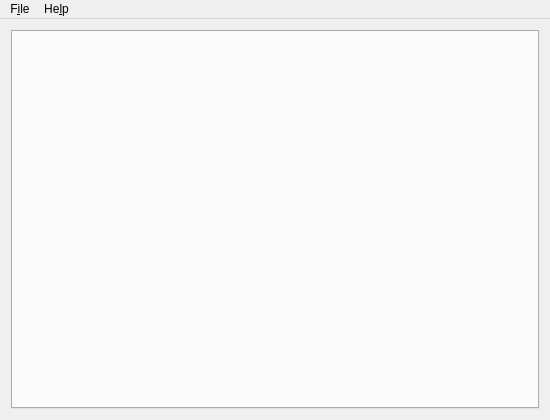
Old version of the form mainwindow.ui in the repository Tunous/KanaNotes.
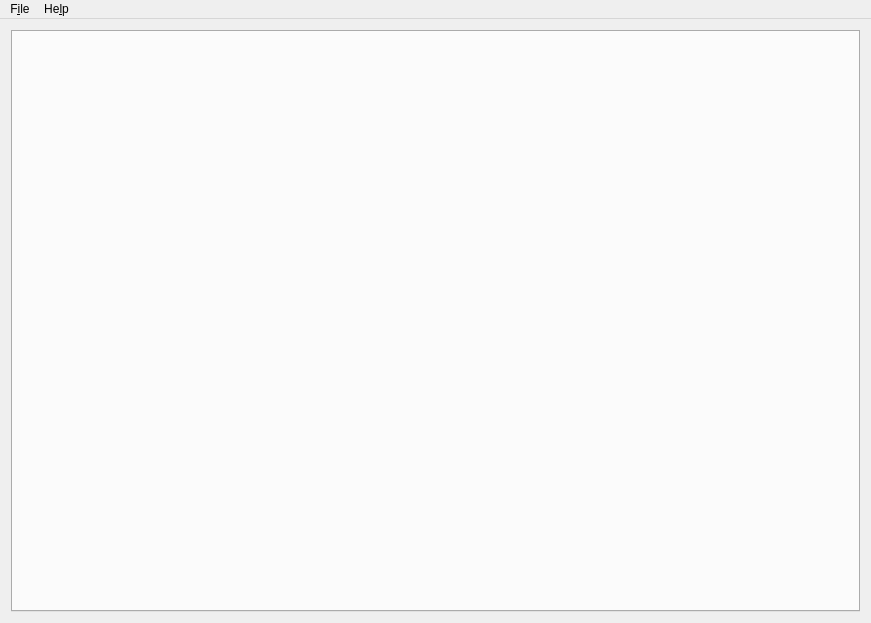
New version of the form. Icons and pictures are not drawn.

Diff of the .ui file:
```diff
--- a/mainwindow.ui
+++ b/mainwindow.ui
@@ -6,8 +6,8 @@
    <rect>
     <x>0</x>
     <y>0</y>
-    <width>550</width>
-    <height>420</height>
+    <width>871</width>
+    <height>623</height>
    </rect>
   </property>
   <property name="windowTitle">
@@ -35,7 +35,7 @@
     <rect>
      <x>0</x>
      <y>0</y>
-     <width>550</width>
+     <width>871</width>
      <height>31</height>
     </rect>
    </property>
```
Left out of the diff: 4 changed lines with no effect on the pictures.
